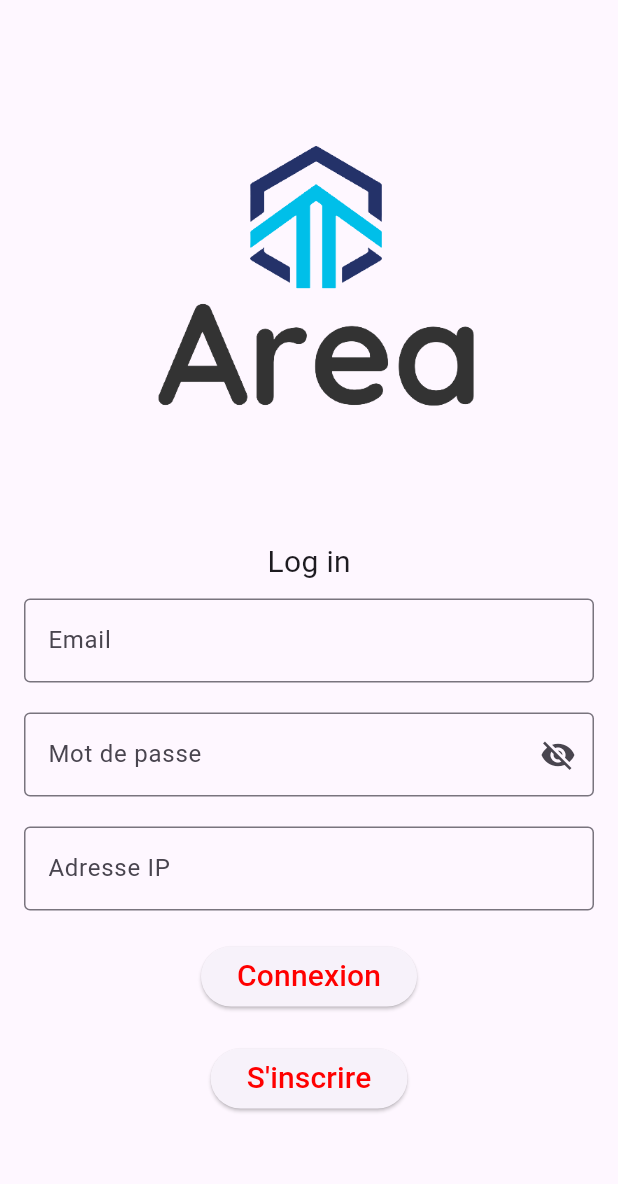
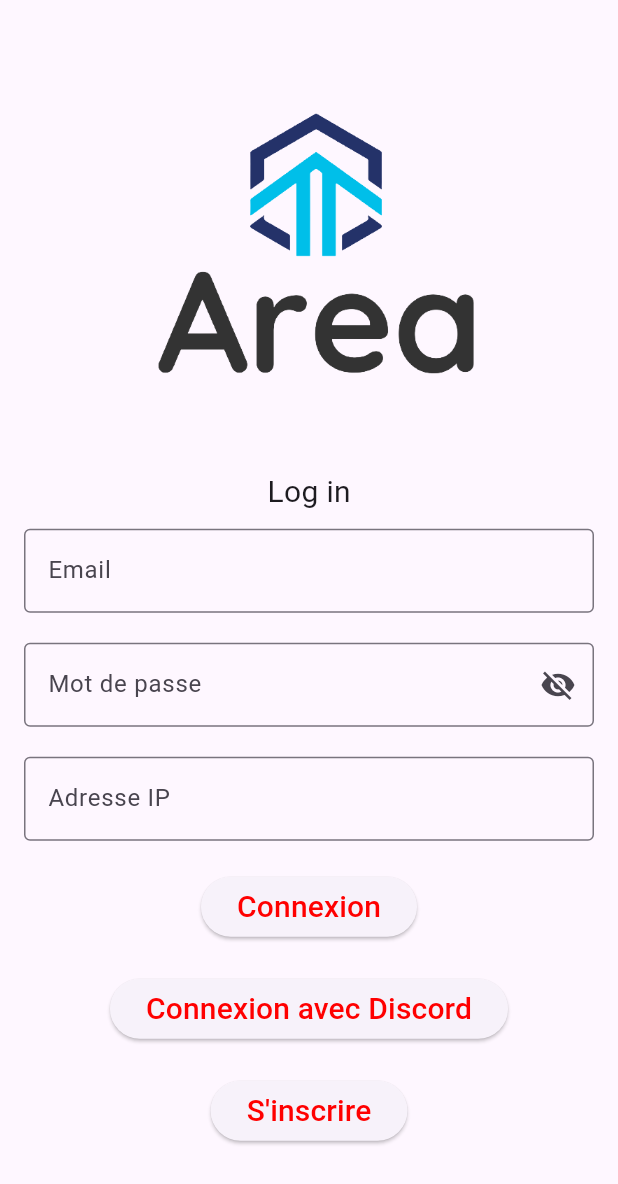
Before and after one commit to Andrea-Mancion/Area, a Flutter app: the LoginPage screen opened directly, on a phone screen of 412 x 824 dp. Shown: the top 1184 px of the screen. Run offline on Flutter 3.47's test engine with Material 3 defaults, Android fonts, the light colour scheme and no system bars; missing offline and left inert: flutter_web_auth.

Commit message:
ADD: Can login with discord

```diff
--- a/MOBILE/mobile_app/lib/main.dart
+++ b/MOBILE/mobile_app/lib/main.dart
@@ -24,7 +24,7 @@ class MyApp extends StatelessWidget {
   @override
   Widget build(BuildContext context) {
     return const MaterialApp(
-      home: HomePage(),
+      home: LoginPage(),
     );
   }
 }
--- a/MOBILE/mobile_app/lib/pages/login_page.dart
+++ b/MOBILE/mobile_app/lib/pages/login_page.dart
@@ -1,10 +1,11 @@
 import 'package:flutter/material.dart';
 import 'package:mobile_app/pages/create_task_page.dart';
 import 'package:http/http.dart' as http;
+import 'package:mobile_app/pages/home_page.dart';
 import 'dart:convert';
-
 import 'package:mobile_app/pages/register_page.dart';
 import 'package:mobile_app/variable.dart';
+import 'package:mobile_app/discord_oauth2.dart';
 
 class LoginPage extends StatefulWidget {
   const LoginPage({Key? key}) : super(key: key);
@@ -69,7 +70,7 @@ class _LoginPageState extends State<LoginPage> {
                 width: 250,
                 height: 250,
               ),
-              const SizedBox(height: 50),
+              const SizedBox(height: 25),
               const Text(
                 'Log in',
                 style: TextStyle(
@@ -128,6 +129,23 @@ class _LoginPageState extends State<LoginPage> {
               const SizedBox(height: 20),
               ElevatedButton(
                 onPressed: () {
+                  discordAuthentication();
+                  Navigator.push(
+                    context,
+                    MaterialPageRoute(builder: (context) => const HomePage()),
+                  );
+                },
+                child: const Text(
+                  'Connexion avec Discord',
+                  style: TextStyle(
+                    fontSize: 20,
+                    color: Color.fromARGB(255, 255, 0, 0),
+                  ),
+                ),
+              ),
+              const SizedBox(height: 20),
+              ElevatedButton(
+                onPressed: () {
                   Navigator.push(
                     context,
                     MaterialPageRoute(builder: (context) => const RegisterPage()),
```
